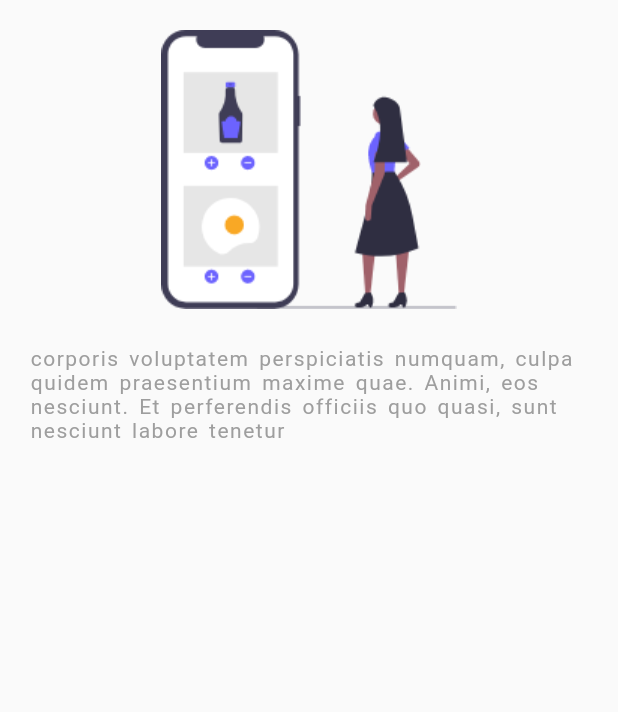
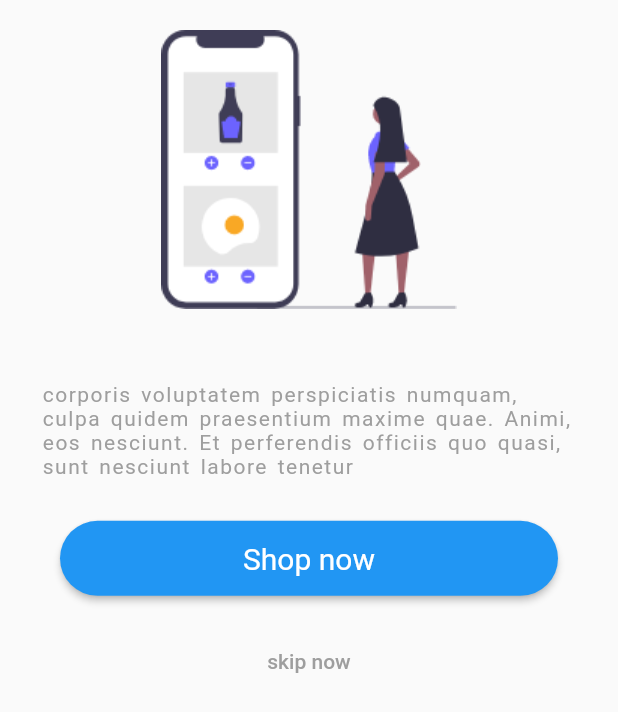
Before and after one commit to akshitachi/Better-e-commerce-app, a Flutter app: the AfterSignUp screen opened directly, on a phone screen of 412 x 824 dp. Shown: the top 712 px of the screen. Run offline on Flutter 3.47's test engine with Material 2 defaults, Android fonts, the phone set to English and light mode, and no system bars; our stand-ins replace bottom_navy_bar, cloud_firestore, firebase_auth; accounts and stored records are empty.

Commit message:
add after signup screen

```diff
--- a/lib/main.dart
+++ b/lib/main.dart
@@ -39,6 +39,7 @@ class MyApp extends StatelessWidget {
         '/cart-screen': (ctx) => CartScreen(),
         '/sign-up': (ctx) => SignUpScreen(),
         '/sign-in': (ctx) => AuthScreen(),
+        '/after-signup': (ctx) => AfterSignUp(),
       },
     );
   }
--- a/lib/screens/after_signup_screen.dart
+++ b/lib/screens/after_signup_screen.dart
@@ -1,6 +1,7 @@
 import 'package:flutter/material.dart';
 
 class AfterSignUp extends StatelessWidget {
+  final routeName = '/after-signup';
   @override
   Widget build(BuildContext context) {
     return SafeArea(
@@ -13,16 +14,57 @@ class AfterSignUp extends StatelessWidget {
                 child: Image.asset('assets/images/Group 1.png'),
               ),
               SizedBox(
-                height: MediaQuery.of(context).size.height * 0.03,
+                height: MediaQuery.of(context).size.height * 0.05,
               ),
-              Text(
-                'corporis voluptatem perspiciatis numquam, culpa quidem praesentium maxime quae. Animi, eos nesciunt. Et perferendis officiis quo quasi, sunt nesciunt labore tenetur',
-                style: TextStyle(
-                  color: Colors.grey,
-                  wordSpacing: 2,
-                  letterSpacing: 1,
+              Padding(
+                padding: const EdgeInsets.all(8.0),
+                child: Text(
+                  'corporis voluptatem perspiciatis numquam, culpa quidem praesentium maxime quae. Animi, eos nesciunt. Et perferendis officiis quo quasi, sunt nesciunt labore tenetur',
+                  style: TextStyle(
+                    color: Colors.grey,
+                    wordSpacing: 2,
+                    letterSpacing: 1,
+                  ),
                 ),
               ),
+              Padding(
+                padding: const EdgeInsets.all(20.0),
+                child: Center(
+                  child: Container(
+                    width: double.infinity,
+                    height: 50,
+                    child: RaisedButton(
+                      onPressed: () {
+                        Navigator.of(context)
+                            .pushReplacementNamed('/home-screen');
+                      },
+                      child: Text(
+                        'Shop now',
+                        style: TextStyle(
+                          color: Colors.white,
+                          fontSize: 20,
+                          fontWeight: FontWeight.normal,
+                        ),
+                      ),
+                      color: Colors.blue,
+                      shape: RoundedRectangleBorder(
+                        borderRadius: BorderRadius.circular(30),
+                      ),
+                    ),
+                  ),
+                ),
+              ),
+              FlatButton(
+                child: Text(
+                  'skip now',
+                  style: TextStyle(
+                    color: Colors.grey,
+                  ),
+                ),
+                onPressed: () {
+                  Navigator.of(context).pushReplacementNamed('/home-screen');
+                },
+              )
             ],
           ),
         ),
--- a/lib/screens/cart_screen.dart
+++ b/lib/screens/cart_screen.dart
@@ -85,7 +85,7 @@ class _CartScreenState extends State<CartScreen> {
                   child: RaisedButton(
                     onPressed: () {},
                     child: Text(
-                      'Center',
+                      'Check out',
                       style: TextStyle(
                         color: Colors.black,
                         fontSize: 20,
--- a/lib/widgets/signup.dart
+++ b/lib/widgets/signup.dart
@@ -28,6 +28,7 @@ class _SignUpState extends State<SignUp> {
         _userPassword.trim(),
         context,
       );
+      Navigator.of(context).pushReplacementNamed('/after-signup');
     }
   }
 
```
